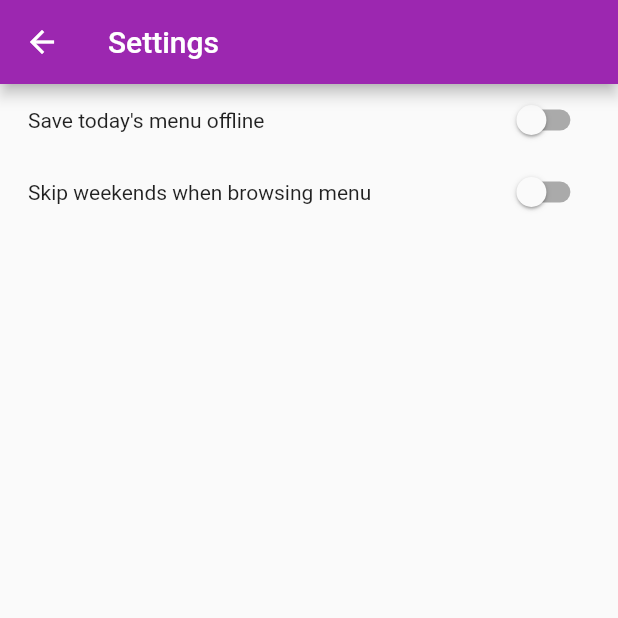
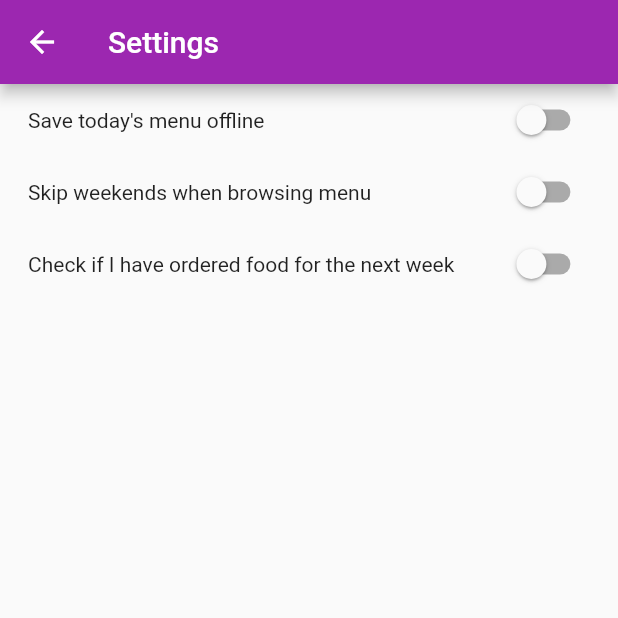
Before and after one commit to hernikplays/opencanteen, a Flutter app: the Nastaveni screen opened directly, on a phone screen of 412 x 824 dp, the top half of it. Run offline on Flutter 3.47's test engine with Material 2 defaults, Android fonts, the phone set to English and light mode, and no system bars; our stand-ins replace connectivity_plus, flutter_secure_storage, introduction_screen, shared_preferences; missing offline and left inert: canteenlib; accounts and stored records are empty.

Commit message:
feat: oznámení o neobjednaném jídle

```diff
--- a/lib/lang/lang.dart
+++ b/lib/lang/lang.dart
@@ -40,6 +40,8 @@ abstract class Languages {
   String get loginFailed;
 
   String get warning;
+
+  String get corrupted;
 
   // Jídelníček
 
@@ -84,6 +86,8 @@ abstract class Languages {
   String get menu;
 
   String get balance;
+
+  String get noOrder;
 
   // Uvítací obrazovka
 
@@ -131,7 +135,7 @@ abstract class Languages {
 
   String get copyright;
 
-  // Settings
+  // Nastavení
 
   String get settings;
 
@@ -139,6 +143,8 @@ abstract class Languages {
 
   String get skipWeekend;
 
+  String get checkOrdered;
+
   // Offline
   String get offline;
 
--- a/lib/lang/lang_cz.dart
+++ b/lib/lang/lang_cz.dart
@@ -196,4 +196,15 @@ class LanguageCz extends Languages {
 
   @override
   String get next => "Další";
+
+  @override
+  String get checkOrdered =>
+      "Kontrolovat, jestli mám objednáno na příští týden";
+
+  @override
+  String get noOrder => "Na přístí týden nemáte objednané žádné jídlo!";
+
+  @override
+  String get corrupted =>
+      "Nastal problém s dešifrováním uložených údajů, prosím zkuste vyčistit veškerá data této aplikace.";
 }
--- a/lib/lang/lang_en.dart
+++ b/lib/lang/lang_en.dart
@@ -196,4 +196,14 @@ class LanguageEn extends Languages {
 
   @override
   String get next => "Next";
+
+  @override
+  String get checkOrdered => "Check if I have ordered food for the next week";
+
+  @override
+  String get noOrder => "You did not order any food for the next week!";
+
+  @override
+  String get corrupted =>
+      "The saved credentials seem to be corrupted, please try clearing the application's data.";
 }
--- a/lib/okna/nastaveni.dart
+++ b/lib/okna/nastaveni.dart
@@ -16,12 +16,14 @@ class Nastaveni extends StatefulWidget {
 class _NastaveniState extends State<Nastaveni> {
   bool _ukladatOffline = false;
   bool _preskakovatVikend = false;
+  bool _kontrolovatTyden = false;
 
   void najitNastaveni() async {
     var preferences = await SharedPreferences.getInstance();
     setState(() {
       _ukladatOffline = preferences.getBool("offline") ?? false;
       _preskakovatVikend = preferences.getBool("skip") ?? false;
+      _kontrolovatTyden = preferences.getBool("tyden") ?? false;
     });
   }
 
@@ -75,6 +77,20 @@ class _NastaveniState extends State<Nastaveni> {
                       });
                     })
               ],
+            ),
+            Row(
+              mainAxisAlignment: MainAxisAlignment.spaceBetween,
+              children: [
+                Flexible(child: Text(Languages.of(context)!.checkOrdered)),
+                Switch(
+                    value: _kontrolovatTyden,
+                    onChanged: (value) {
+                      setState(() {
+                        _kontrolovatTyden = value;
+                        zmenitNastaveni("tyden", value);
+                      });
+                    })
+              ],
             )
           ],
         ),
--- a/pubspec.yaml
+++ b/pubspec.yaml
@@ -6,7 +6,7 @@ publish_to: 'none'
 # The following defines the version and build number for your application.
 # A version number is three numbers separated by dots, like 1.2.43
 # followed by an optional build number separated by a +.
-version: 1.1.3+7
+version: 1.2.0+14
 
 environment:
   sdk: ">=2.16.1 <3.0.0"
```
Also changed, not shown: lib/main.dart (+15 -0 lines), lib/okna/jidelnicek.dart (+21 -0 lines), 2 other files.
